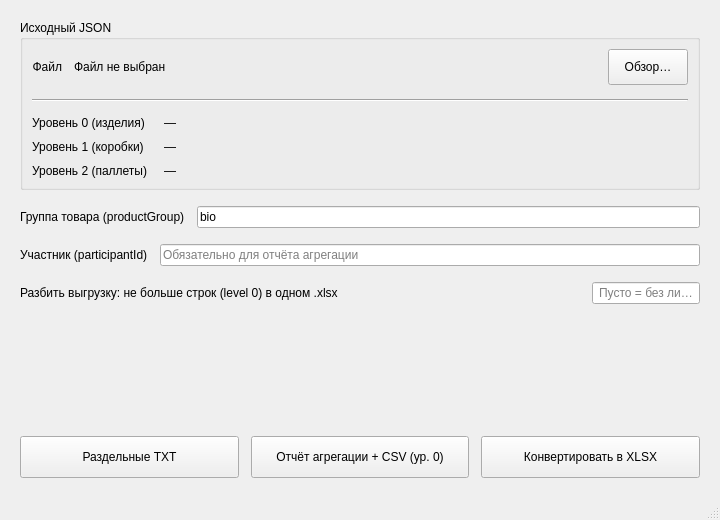
Above: design.ui from Zhmot666/JSON2XLSX before the change. Below: the same form after it.
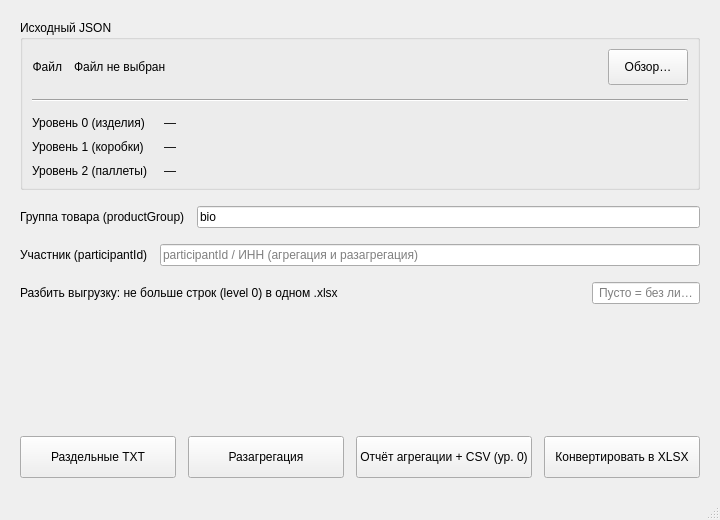
That is the form after the change.

```diff
--- a/design.ui
+++ b/design.ui
@@ -231,7 +231,7 @@
          </size>
         </property>
         <property name="placeholderText">
-         <string>Обязательно для отчёта агрегации</string>
+         <string>participantId / ИНН (агрегация и разагрегация)</string>
         </property>
         <property name="sizePolicy" stdset="0">
          <sizepolicy hsizetype="Expanding" vsizetype="Fixed">
@@ -322,6 +322,19 @@
         </property>
        </widget>
       </item>
+      <item>
+       <widget class="QPushButton" name="ExportDisaggregation">
+        <property name="minimumSize">
+         <size>
+          <width>0</width>
+          <height>42</height>
+         </size>
+        </property>
+        <property name="text">
+         <string>Разагрегация</string>
+        </property>
+       </widget>
+      </item>
       <item>
        <widget class="QPushButton" name="ExportAggregation">
         <property name="minimumSize">
```
